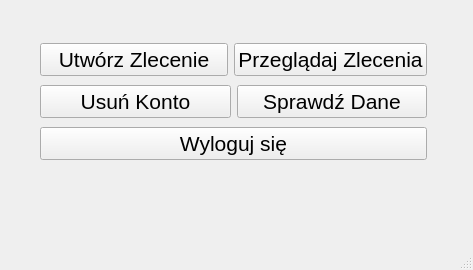
Qt form mainwindow.ui (CzarnyEryk/WarsztatProgram) before a commit.
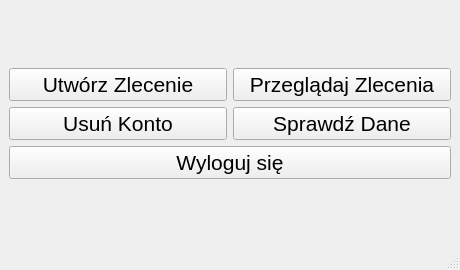
The same form after that commit. Icons and pictures are not drawn.

```diff
--- a/mainwindow.ui
+++ b/mainwindow.ui
@@ -6,23 +6,40 @@
    <rect>
     <x>0</x>
     <y>0</y>
-    <width>473</width>
+    <width>460</width>
     <height>270</height>
    </rect>
   </property>
+  <property name="sizePolicy">
+   <sizepolicy hsizetype="Fixed" vsizetype="Fixed">
+    <horstretch>0</horstretch>
+    <verstretch>0</verstretch>
+   </sizepolicy>
+  </property>
+  <property name="minimumSize">
+   <size>
+    <width>460</width>
+    <height>270</height>
+   </size>
+  </property>
+  <property name="maximumSize">
+   <size>
+    <width>460</width>
+    <height>270</height>
+   </size>
+  </property>
   <property name="windowTitle">
-   <string>MainWindow</string>
+   <string>Warsztat</string>
+  </property>
+  <property name="windowIcon">
+   <iconset theme="QIcon::ThemeIcon::GoHome"/>
+  </property>
+  <property name="autoFillBackground">
+   <bool>false</bool>
   </property>
   <widget class="QWidget" name="centralwidget">
-   <widget class="QWidget" name="">
-    <property name="geometry">
-     <rect>
-      <x>40</x>
-      <y>40</y>
-      <width>387</width>
-      <height>126</height>
-     </rect>
-    </property>
+   <layout class="QGridLayout" name="gridLayout">
+    <item row="0" column="0">
     <layout class="QVBoxLayout" name="verticalLayout">
      <item>
       <layout class="QHBoxLayout" name="horizontalLayout">
@@ -138,17 +155,8 @@
       </widget>
      </item>
     </layout>
-   </widget>
-  </widget>
-  <widget class="QMenuBar" name="menubar">
-   <property name="geometry">
-    <rect>
-     <x>0</x>
-     <y>0</y>
-     <width>473</width>
-     <height>21</height>
-    </rect>
-   </property>
+    </item>
+   </layout>
   </widget>
   <widget class="QStatusBar" name="statusbar"/>
  </widget>
```
Lines whose indentation alone changed are shown as unchanged.
